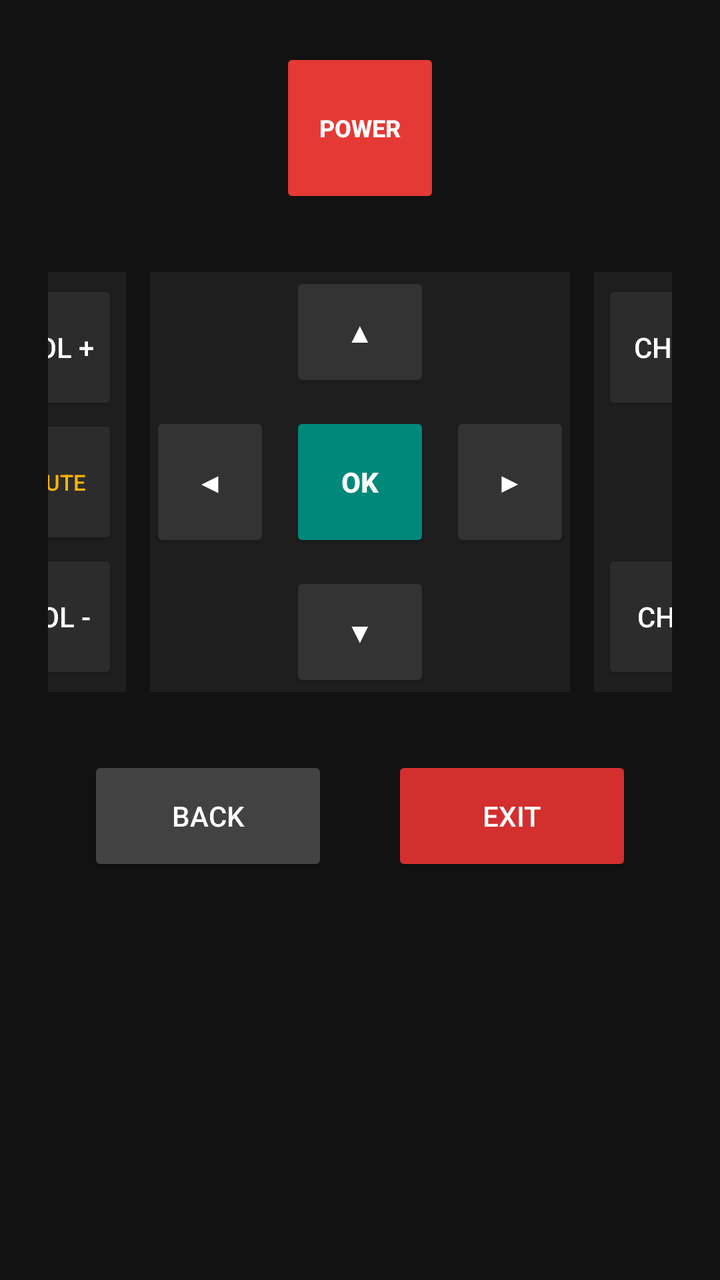
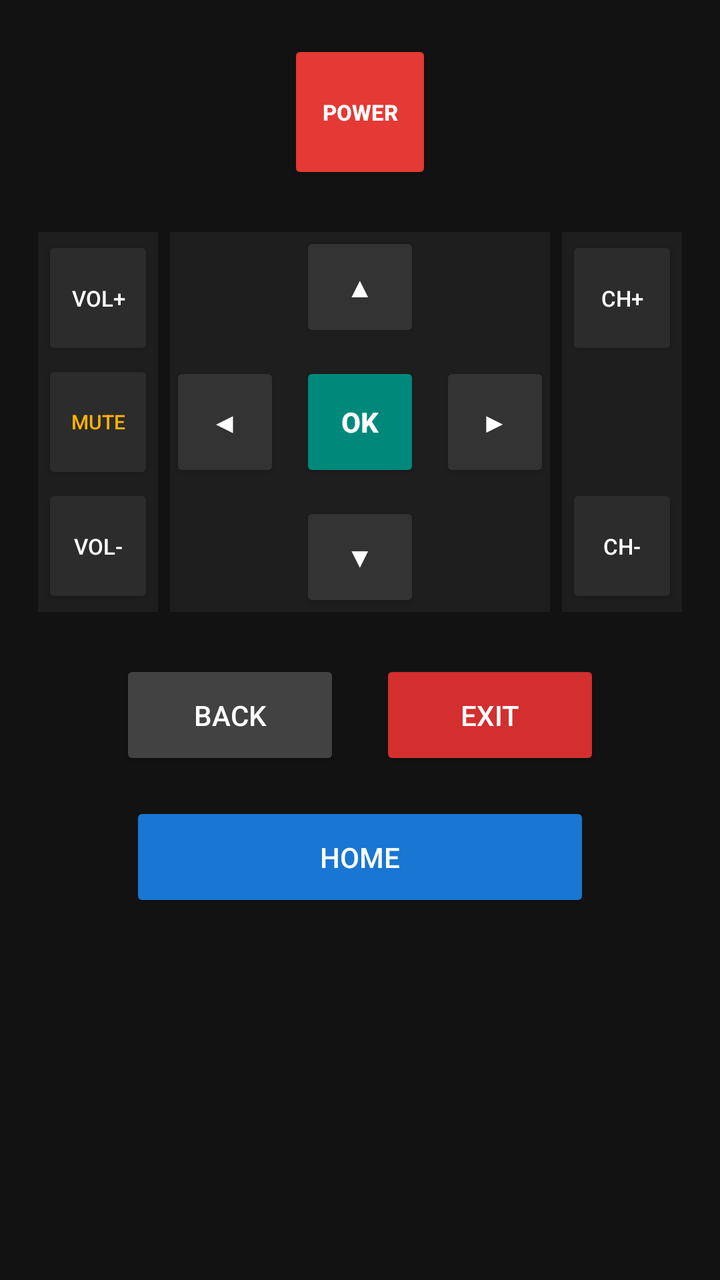

Before-and-after screenshots of an Android layout around one commit, followed by the original layout XML and the change that was made.
<!-- AndroidManifest.xml: application theme Theme.AppCompat.NoActionBar -->
<!-- res/layout/activity_main.xml -->
<?xml version="1.0" encoding="utf-8"?>
<LinearLayout xmlns:android="http://schemas.android.com/apk/res/android"
    android:layout_width="match_parent"
    android:layout_height="match_parent"
    android:orientation="vertical"
    android:background="#121212"
    android:gravity="center_horizontal"
    android:padding="24dp">

    
    <Button
        android:id="@+id/btnPower"
        android:layout_width="80dp"
        android:layout_height="80dp"
        android:text="POWER"
        android:textSize="12sp"
        android:textStyle="bold"
        android:textColor="#FFFFFF"
        android:backgroundTint="#E53935"
        android:layout_marginBottom="32dp" />

    
    <LinearLayout
        android:layout_width="match_parent"
        android:layout_height="wrap_content"
        android:orientation="horizontal"
        android:gravity="center"
        android:layout_marginBottom="32dp">

        
        <LinearLayout
            android:layout_width="70dp"
            android:layout_height="210dp"
            android:orientation="vertical"
            android:background="#1E1E1E"
            android:padding="4dp"
            android:gravity="center">

            <Button
                android:id="@+id/btnVolUp"
                android:layout_width="match_parent"
                android:layout_height="0dp"
                android:layout_weight="1"
                android:text="VOL +"
                android:textColor="#FFFFFF"
                android:backgroundTint="#2C2C2C" />

            <Button
                android:id="@+id/btnMute"
                android:layout_width="match_parent"
                android:layout_height="0dp"
                android:layout_weight="1"
                android:text="MUTE"
                android:textSize="11sp"
                android:textColor="#FFB300"
                android:backgroundTint="#2C2C2C" />

            <Button
                android:id="@+id/btnVolDown"
                android:layout_width="match_parent"
                android:layout_height="0dp"
                android:layout_weight="1"
                android:text="VOL -"
                android:textColor="#FFFFFF"
                android:backgroundTint="#2C2C2C" />
        </LinearLayout>

        
        <RelativeLayout
            android:layout_width="210dp"
            android:layout_height="210dp"
            android:layout_marginStart="12dp"
            android:layout_marginEnd="12dp"
            android:background="#1E1E1E">

            <Button
                android:id="@+id/btnNavUp"
                android:layout_width="70dp"
                android:layout_height="60dp"
                android:layout_alignParentTop="true"
                android:layout_centerHorizontal="true"
                android:text="▲"
                android:textColor="#FFFFFF"
                android:backgroundTint="#333333" />

            <Button
                android:id="@+id/btnNavLeft"
                android:layout_width="60dp"
                android:layout_height="70dp"
                android:layout_alignParentStart="true"
                android:layout_centerVertical="true"
                android:text="◀"
                android:textColor="#FFFFFF"
                android:backgroundTint="#333333" />

            <Button
                android:id="@+id/btnNavOk"
                android:layout_width="70dp"
                android:layout_height="70dp"
                android:layout_centerInParent="true"
                android:text="OK"
                android:textStyle="bold"
                android:textColor="#FFFFFF"
                android:backgroundTint="#00897B" />

            <Button
                android:id="@+id/btnNavRight"
                android:layout_width="60dp"
                android:layout_height="70dp"
                android:layout_alignParentEnd="true"
                android:layout_centerVertical="true"
                android:text="▶"
                android:textColor="#FFFFFF"
                android:backgroundTint="#333333" />

            <Button
                android:id="@+id/btnNavDown"
                android:layout_width="70dp"
                android:layout_height="60dp"
                android:layout_alignParentBottom="true"
                android:layout_centerHorizontal="true"
                android:text="▼"
                android:textColor="#FFFFFF"
                android:backgroundTint="#333333" />
        </RelativeLayout>

        
        <LinearLayout
            android:layout_width="70dp"
            android:layout_height="210dp"
            android:orientation="vertical"
            android:background="#1E1E1E"
            android:padding="4dp"
            android:gravity="center">

            <Button
                android:id="@+id/btnChUp"
                android:layout_width="match_parent"
                android:layout_height="0dp"
                android:layout_weight="1"
                android:text="CH +"
                android:textColor="#FFFFFF"
                android:backgroundTint="#2C2C2C" />

            <View
                android:layout_width="match_parent"
                android:layout_height="0dp"
                android:layout_weight="1" />

            <Button
                android:id="@+id/btnChDown"
                android:layout_width="match_parent"
                android:layout_height="0dp"
                android:layout_weight="1"
                android:text="CH -"
                android:textColor="#FFFFFF"
                android:backgroundTint="#2C2C2C" />
        </LinearLayout>
    </LinearLayout>

    
    <LinearLayout
        android:layout_width="match_parent"
        android:layout_height="wrap_content"
        android:orientation="horizontal"
        android:gravity="center">

        <Button
            android:id="@+id/btnBack"
            android:layout_width="120dp"
            android:layout_height="60dp"
            android:layout_marginEnd="16dp"
            android:text="BACK"
            android:textColor="#FFFFFF"
            android:backgroundTint="#424242" />

        <Button
            android:id="@+id/btnExit"
            android:layout_width="120dp"
            android:layout_height="60dp"
            android:layout_marginStart="16dp"
            android:text="EXIT"
            android:textColor="#FFFFFF"
            android:backgroundTint="#D32F2F" />
    </LinearLayout>

</LinearLayout>
<!-- resources referenced by this layout -->
<resources>

</resources>

<!-- the commit's change to res/layout/activity_main.xml (unified diff, before → after) -->
@@ -5,19 +5,22 @@
     android:orientation="vertical"
     android:background="#121212"
     android:gravity="center_horizontal"
-    android:padding="24dp">
+    android:paddingStart="12dp"
+    android:paddingEnd="12dp"
+    android:paddingTop="20dp"
+    android:paddingBottom="20dp">
 
     
     <Button
         android:id="@+id/btnPower"
-        android:layout_width="80dp"
-        android:layout_height="80dp"
+        android:layout_width="72dp"
+        android:layout_height="72dp"
         android:text="POWER"
-        android:textSize="12sp"
+        android:textSize="11sp"
         android:textStyle="bold"
         android:textColor="#FFFFFF"
         android:backgroundTint="#E53935"
-        android:layout_marginBottom="32dp" />
+        android:layout_marginBottom="24dp" />
 
     
     <LinearLayout
@@ -25,15 +28,15 @@
         android:layout_height="wrap_content"
         android:orientation="horizontal"
         android:gravity="center"
-        android:layout_marginBottom="32dp">
+        android:layout_marginBottom="24dp">
 
         
         <LinearLayout
-            android:layout_width="70dp"
-            android:layout_height="210dp"
+            android:layout_width="60dp"
+            android:layout_height="190dp"
             android:orientation="vertical"
             android:background="#1E1E1E"
-            android:padding="4dp"
+            android:padding="2dp"
             android:gravity="center">
 
             <Button
@@ -41,7 +44,8 @@
                 android:layout_width="match_parent"
                 android:layout_height="0dp"
                 android:layout_weight="1"
-                android:text="VOL +"
+                android:text="VOL+"
+                android:textSize="11sp"
                 android:textColor="#FFFFFF"
                 android:backgroundTint="#2C2C2C" />
 
@@ -51,7 +55,7 @@
                 android:layout_height="0dp"
                 android:layout_weight="1"
                 android:text="MUTE"
-                android:textSize="11sp"
+                android:textSize="10sp"
                 android:textColor="#FFB300"
                 android:backgroundTint="#2C2C2C" />
 
@@ -60,23 +64,24 @@
                 android:layout_width="match_parent"
                 android:layout_height="0dp"
                 android:layout_weight="1"
-                android:text="VOL -"
+                android:text="VOL-"
+                android:textSize="11sp"
                 android:textColor="#FFFFFF"
                 android:backgroundTint="#2C2C2C" />
         </LinearLayout>
 
         
         <RelativeLayout
-            android:layout_width="210dp"
-            android:layout_height="210dp"
-            android:layout_marginStart="12dp"
-            android:layout_marginEnd="12dp"
+            android:layout_width="190dp"
+            android:layout_height="190dp"
+            android:layout_marginStart="6dp"
+            android:layout_marginEnd="6dp"
             android:background="#1E1E1E">
 
             <Button
                 android:id="@+id/btnNavUp"
-                android:layout_width="70dp"
-                android:layout_height="60dp"
+                android:layout_width="60dp"
+                android:layout_height="55dp"
                 android:layout_alignParentTop="true"
                 android:layout_centerHorizontal="true"
                 android:text="▲"
@@ -85,8 +90,8 @@
 
             <Button
                 android:id="@+id/btnNavLeft"
-                android:layout_width="60dp"
-                android:layout_height="70dp"
+                android:layout_width="55dp"
+                android:layout_height="60dp"
                 android:layout_alignParentStart="true"
                 android:layout_centerVertical="true"
                 android:text="◀"
@@ -95,8 +100,8 @@
 
             <Button
                 android:id="@+id/btnNavOk"
-                android:layout_width="70dp"
-                android:layout_height="70dp"
+                android:layout_width="60dp"
+                android:layout_height="60dp"
                 android:layout_centerInParent="true"
                 android:text="OK"
                 android:textStyle="bold"
@@ -105,8 +110,8 @@
 
             <Button
                 android:id="@+id/btnNavRight"
-                android:layout_width="60dp"
-                android:layout_height="70dp"
+                android:layout_width="55dp"
+                android:layout_height="60dp"
                 android:layout_alignParentEnd="true"
                 android:layout_centerVertical="true"
                 android:text="▶"
@@ -115,8 +120,8 @@
 
             <Button
                 android:id="@+id/btnNavDown"
-                android:layout_width="70dp"
-                android:layout_height="60dp"
+                android:layout_width="60dp"
+                android:layout_height="55dp"
                 android:layout_alignParentBottom="true"
                 android:layout_centerHorizontal="true"
                 android:text="▼"
@@ -126,11 +131,11 @@
 
         
         <LinearLayout
-            android:layout_width="70dp"
-            android:layout_height="210dp"
+            android:layout_width="60dp"
+            android:layout_height="190dp"
             android:orientation="vertical"
             android:background="#1E1E1E"
-            android:padding="4dp"
+            android:padding="2dp"
             android:gravity="center">
 
             <Button
@@ -138,7 +143,8 @@
                 android:layout_width="match_parent"
                 android:layout_height="0dp"
                 android:layout_weight="1"
-                android:text="CH +"
+                android:text="CH+"
+                android:textSize="11sp"
                 android:textColor="#FFFFFF"
                 android:backgroundTint="#2C2C2C" />
 
@@ -152,10 +158,38 @@
                 android:layout_width="match_parent"
                 android:layout_height="0dp"
                 android:layout_weight="1"
-                android:text="CH -"
+                android:text="CH-"
+                android:textSize="11sp"
                 android:textColor="#FFFFFF"
                 android:backgroundTint="#2C2C2C" />
         </LinearLayout>
+    </LinearLayout>
+
+    
+    <LinearLayout
+        android:layout_width="match_parent"
+        android:layout_height="wrap_content"
+        android:orientation="horizontal"
+        android:gravity="center"
+        android:layout_marginBottom="16dp">
+
+        <Button
+            android:id="@+id/btnBack"
+            android:layout_width="110dp"
+            android:layout_height="55dp"
+            android:layout_marginEnd="10dp"
+            android:text="BACK"
+            android:textColor="#FFFFFF"
+            android:backgroundTint="#424242" />
+
+        <Button
+            android:id="@+id/btnExit"
+            android:layout_width="110dp"
+            android:layout_height="55dp"
+            android:layout_marginStart="10dp"
+            android:text="EXIT"
+            android:textColor="#FFFFFF"
+            android:backgroundTint="#D32F2F" />
     </LinearLayout>
 
     
@@ -166,22 +200,12 @@
         android:gravity="center">
 
         <Button
-            android:id="@+id/btnBack"
-            android:layout_width="120dp"
-            android:layout_height="60dp"
-            android:layout_marginEnd="16dp"
-            android:text="BACK"
+            android:id="@+id/btnHome"
+            android:layout_width="230dp"
+            android:layout_height="55dp"
+            android:text="HOME"
             android:textColor="#FFFFFF"
-            android:backgroundTint="#424242" />
-
-        <Button
-            android:id="@+id/btnExit"
-            android:layout_width="120dp"
-            android:layout_height="60dp"
-            android:layout_marginStart="16dp"
-            android:text="EXIT"
-            android:textColor="#FFFFFF"
-            android:backgroundTint="#D32F2F" />
+            android:backgroundTint="#1976D2" />
     </LinearLayout>
 
 </LinearLayout>
